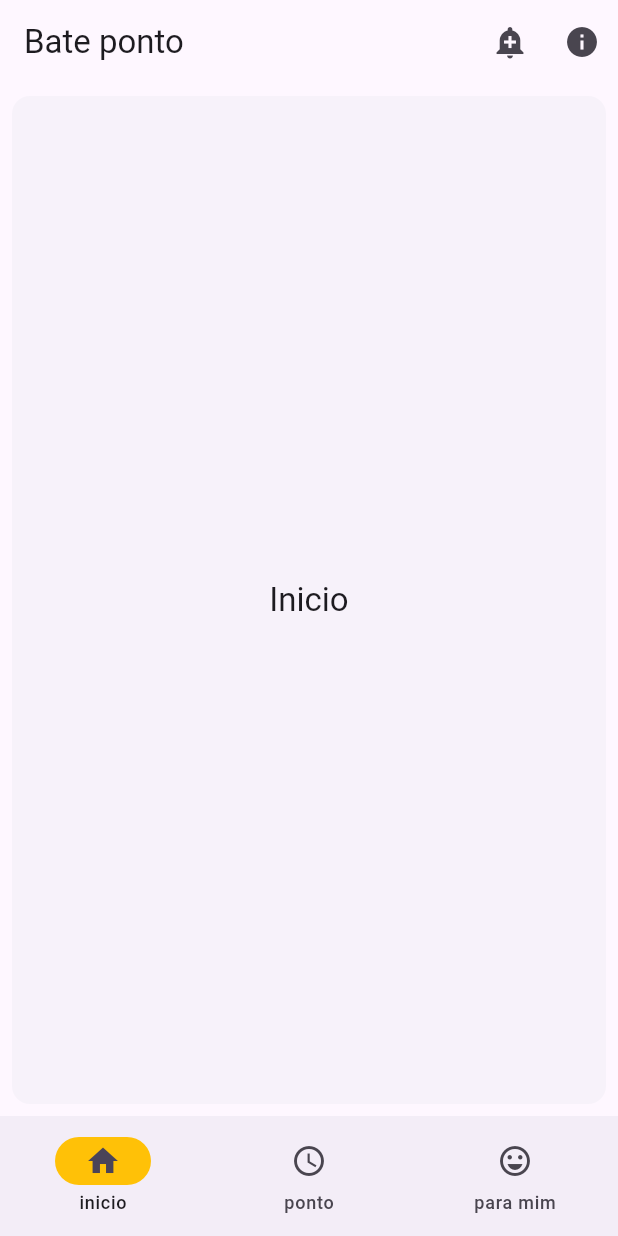
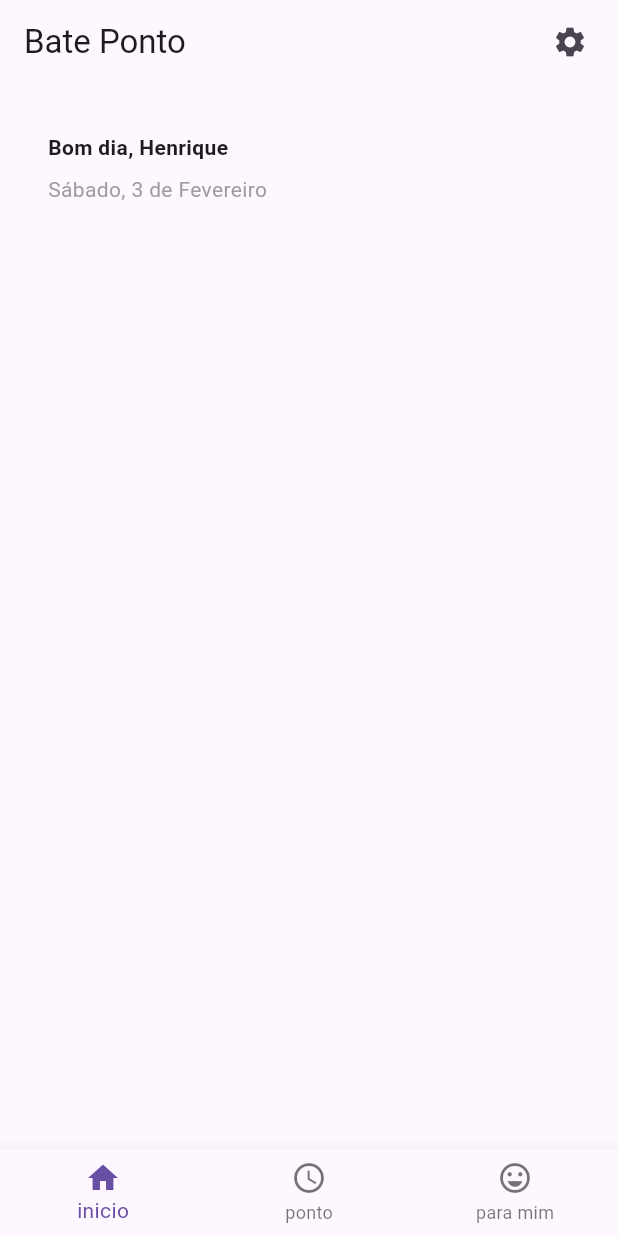
Before and after one commit to henriquenicolli/app_bate_ponto, a Flutter app: the screen it shows after launch, on a phone screen of 412 x 824 dp. Run offline on Flutter 3.47's test engine with Material 3 defaults, Android fonts, the phone set to English and light mode, and no system bars.

Commit message:
adicionado welcome widget

```diff
--- a/lib/main.dart
+++ b/lib/main.dart
@@ -1,5 +1,5 @@
 import 'package:flutter/material.dart';
-import 'package:flutter_app_bate_ponto/widgets/app_bar.dart';
+import 'package:flutter_app_bate_ponto/widgets/navigation_bar_widget.dart';
 
 void main() {
   runApp(const AppBarApp());
@@ -11,7 +11,7 @@ class AppBarApp extends StatelessWidget {
   @override
   Widget build(BuildContext context) {
     return const MaterialApp(
-      home: CustomAppBar(),
+      home: CustomNavigationBar(),
     );
   }
 }
--- /dev/null
+++ b/lib/pages/inicio_page.dart
@@ -0,0 +1,17 @@
+import 'package:flutter/material.dart';
+import 'package:flutter_app_bate_ponto/widgets/welcome_widget.dart';
+
+class InicioPage extends StatelessWidget {
+  const InicioPage({super.key});
+
+  @override
+  Widget build(BuildContext context) {
+    return const Material(
+      child: Column(
+        children: [
+          WelcomeWidget(),
+        ],
+      ),
+    );
+  }
+}
--- /dev/null
+++ b/lib/pages/para_mim_page.dart
@@ -0,0 +1,20 @@
+import 'package:flutter/material.dart';
+
+class ParaMimPage extends StatelessWidget {
+  const ParaMimPage({super.key});
+
+  @override
+  Widget build(BuildContext context) {
+    return const Material(
+      child: Column(
+        children: [
+          Expanded(
+            child: Center(
+              child: Text('Para Mim!'),
+            ),
+          ),
+        ],
+      ),
+    );
+  }
+}
--- /dev/null
+++ b/lib/pages/ponto_page.dart
@@ -0,0 +1,20 @@
+import 'package:flutter/material.dart';
+
+class PontoPage extends StatelessWidget {
+  const PontoPage({super.key});
+
+  @override
+  Widget build(BuildContext context) {
+    return const Material(
+      child: Column(
+        children: [
+          Expanded(
+            child: Center(
+              child: Text('Ponto!'),
+            ),
+          ),
+        ],
+      ),
+    );
+  }
+}
--- a/lib/widgets/app_bar.dart
+++ /dev/null
@@ -1,58 +0,0 @@
-import 'package:flutter/material.dart';
-import 'package:flutter_app_bate_ponto/widgets/navigation_bar.dart';
-
-class CustomAppBar extends StatelessWidget {
-  const CustomAppBar({super.key});
-
-  @override
-  Widget build(BuildContext context) {
-    return const MaterialApp(
-      home: AppBarExample(),
-    );
-  }
-}
-
-class AppBarExample extends StatelessWidget {
-  const AppBarExample({super.key});
-
-  @override
-  Widget build(BuildContext context) {
-    return Scaffold(
-      appBar: AppBar(
-        title: const Text('Bate ponto'),
-        actions: <Widget>[
-          IconButton(
-            icon: const Icon(Icons.add_alert),
-            tooltip: 'Show Snackbar',
-            onPressed: () {
-              ScaffoldMessenger.of(context).showSnackBar(
-                  const SnackBar(content: Text('This is a snackbar')));
-            },
-          ),
-          IconButton(
-            icon: const Icon(Icons.info),
-            tooltip: 'Go to the next page',
-            onPressed: () {
-              Navigator.push(context, MaterialPageRoute<void>(
-                builder: (BuildContext context) {
-                  return Scaffold(
-                    appBar: AppBar(
-                      title: const Text('Next page'),
-                    ),
-                    body: const Center(
-                      child: Text(
-                        'This is the next page',
-                        style: TextStyle(fontSize: 24),
-                      ),
-                    ),
-                  );
-                },
-              ));
-            },
-          ),
-        ],
-      ),
-      body: const Center(child: CustomNavigationBar()),
-    );
-  }
-}
--- a/lib/widgets/navigation_bar.dart
+++ /dev/null
@@ -1,87 +0,0 @@
-import 'package:flutter/material.dart';
-
-class CustomNavigationBar extends StatefulWidget {
-  const CustomNavigationBar({super.key});
-
-  @override
-  State<CustomNavigationBar> createState() => _CustomNavigationBarState();
-}
-
-class _CustomNavigationBarState extends State<CustomNavigationBar> {
-  int currentPageIndex = 0;
-
-  @override
-  Widget build(BuildContext context) {
-    final ThemeData theme = Theme.of(context);
-    return Scaffold(
-      bottomNavigationBar: NavigationBar(
-        onDestinationSelected: (int index) {
-          setState(() {
-            currentPageIndex = index;
-          });
-        },
-        indicatorColor: Colors.amber,
-        selectedIndex: currentPageIndex,
-        destinations: const <Widget>[
-          NavigationDestination(
-            selectedIcon: Icon(Icons.home),
-            icon: Icon(Icons.home_outlined),
-            label: 'inicio',
-          ),
-          NavigationDestination(
-            //icon: Badge(child: Icon(Icons.access_time)), //notificacao de icone
-            icon: Icon(Icons.access_time),
-            label: 'ponto',
-          ),
-          NavigationDestination(
-            icon: Icon(Icons.emoji_emotions_outlined),
-            label: 'para mim',
-          ),
-        ],
-      ),
-      body: <Widget>[
-        /// Home page
-        Card(
-          shadowColor: Colors.transparent,
-          margin: const EdgeInsets.all(8.0),
-          child: SizedBox.expand(
-            child: Center(
-              child: Text(
-                'Inicio',
-                style: theme.textTheme.titleLarge,
-              ),
-            ),
-          ),
-        ),
-
-        /// ponto page
-        Card(
-          shadowColor: Colors.transparent,
-          margin: const EdgeInsets.all(8.0),
-          child: SizedBox.expand(
-            child: Center(
-              child: Text(
-                'Ponto',
-                style: theme.textTheme.titleLarge,
-              ),
-            ),
-          ),
-        ),
-
-        /// para mim page
-        Card(
-          shadowColor: Colors.transparent,
-          margin: const EdgeInsets.all(8.0),
-          child: SizedBox.expand(
-            child: Center(
-              child: Text(
-                'Para mim',
-                style: theme.textTheme.titleLarge,
-              ),
-            ),
-          ),
-        ),
-      ][currentPageIndex],
-    );
-  }
-}
--- /dev/null
+++ b/lib/widgets/navigation_bar_widget.dart
@@ -0,0 +1,61 @@
+import 'package:flutter/material.dart';
+import 'package:flutter_app_bate_ponto/pages/inicio_page.dart';
+import 'package:flutter_app_bate_ponto/pages/para_mim_page.dart';
+import 'package:flutter_app_bate_ponto/pages/ponto_page.dart';
+import 'package:flutter_app_bate_ponto/widgets/third_party/adaptive_scaffold.dart';
+
+class CustomNavigationBar extends StatefulWidget {
+  const CustomNavigationBar({super.key});
+
+  @override
+  State<CustomNavigationBar> createState() => _AdaptativeNavigationBarState();
+}
+
+/*
+* ADAPTATIVE NAVIGATION BAR
+*/
+class _AdaptativeNavigationBarState extends State<CustomNavigationBar> {
+  int currentPageIndex = 0;
+
+  static Widget _pageAtIndex(int index) {
+    if (index == 0) {
+      return const InicioPage();
+    }
+
+    if (index == 1) {
+      return const PontoPage();
+    }
+
+    return const ParaMimPage();
+  }
+
+  _handleAlert() {}
+
+  @override
+  Widget build(BuildContext context) {
+    return AdaptiveScaffold(
+        title: const Text('Bate Ponto'),
+        actions: [
+          Padding(
+            padding: const EdgeInsets.all(8.0),
+            child: IconButton(
+              icon: const Icon(Icons.settings),
+              onPressed: () => _handleAlert(),
+            ),
+          )
+        ],
+        currentIndex: currentPageIndex,
+        destinations: const [
+          AdaptiveScaffoldDestination(title: 'inicio', icon: Icons.home),
+          AdaptiveScaffoldDestination(title: 'ponto', icon: Icons.access_time),
+          AdaptiveScaffoldDestination(
+              title: 'para mim', icon: Icons.emoji_emotions_outlined),
+        ],
+        body: _pageAtIndex(currentPageIndex),
+        onNavigationIndexChange: (newIndex) {
+          setState(() {
+            currentPageIndex = newIndex;
+          });
+        });
+  }
+}
--- /dev/null
+++ b/lib/widgets/third_party/adaptive_scaffold.dart
@@ -0,0 +1,157 @@
+import 'package:flutter/material.dart';
+
+bool _isLargeScreen(BuildContext context) {
+  return MediaQuery.of(context).size.width > 960.0;
+}
+
+bool _isMediumScreen(BuildContext context) {
+  return MediaQuery.of(context).size.width > 640.0;
+}
+
+/// See bottomNavigationBarItem or NavigationRailDestination
+class AdaptiveScaffoldDestination {
+  final String title;
+  final IconData icon;
+
+  const AdaptiveScaffoldDestination({
+    required this.title,
+    required this.icon,
+  });
+}
+
+/// A widget that adapts to the current display size, displaying a [Drawer],
+/// [NavigationRail], or [BottomNavigationBar]. Navigation destinations are
+/// defined in the [destinations] parameter.
+class AdaptiveScaffold extends StatefulWidget {
+  final Widget? title;
+  final List<Widget> actions;
+  final Widget? body;
+  final int currentIndex;
+  final List<AdaptiveScaffoldDestination> destinations;
+  final ValueChanged<int>? onNavigationIndexChange;
+  final FloatingActionButton? floatingActionButton;
+
+  const AdaptiveScaffold({
+    this.title,
+    this.body,
+    this.actions = const [],
+    required this.currentIndex,
+    required this.destinations,
+    this.onNavigationIndexChange,
+    this.floatingActionButton,
+    super.key,
+  });
+
+  @override
+  State<AdaptiveScaffold> createState() => _AdaptiveScaffoldState();
+}
+
+class _AdaptiveScaffoldState extends State<AdaptiveScaffold> {
+  @override
+  Widget build(BuildContext context) {
+    // Show a Drawer
+    if (_isLargeScreen(context)) {
+      return Row(
+        children: [
+          Drawer(
+            child: Column(
+              children: [
+                DrawerHeader(
+                  child: Center(
+                    child: widget.title,
+                  ),
+                ),
+                for (var d in widget.destinations)
+                  ListTile(
+                    leading: Icon(d.icon),
+                    title: Text(d.title),
+                    selected:
+                        widget.destinations.indexOf(d) == widget.currentIndex,
+                    onTap: () => _destinationTapped(d),
+                  ),
+              ],
+            ),
+          ),
+          VerticalDivider(
+            width: 1,
+            thickness: 1,
+            color: Colors.grey[300],
+          ),
+          Expanded(
+            child: Scaffold(
+              appBar: AppBar(
+                actions: widget.actions,
+              ),
+              body: widget.body,
+              floatingActionButton: widget.floatingActionButton,
+            ),
+          ),
+        ],
+      );
+    }
+
+    // Show a navigation rail
+    if (_isMediumScreen(context)) {
+      return Scaffold(
+        appBar: AppBar(
+          title: widget.title,
+          actions: widget.actions,
+        ),
+        body: Row(
+          children: [
+            NavigationRail(
+              leading: widget.floatingActionButton,
+              destinations: [
+                ...widget.destinations.map(
+                  (d) => NavigationRailDestination(
+                    icon: Icon(d.icon),
+                    label: Text(d.title),
+                  ),
+                ),
+              ],
+              selectedIndex: widget.currentIndex,
+              onDestinationSelected: widget.onNavigationIndexChange ?? (_) {},
+            ),
+            VerticalDivider(
+              width: 1,
+              thickness: 1,
+              color: Colors.grey[300],
+            ),
+            Expanded(
+              child: widget.body!,
+            ),
+          ],
+        ),
+      );
+    }
+
+    // Show a bottom app bar
+    return Scaffold(
+      body: widget.body,
+      appBar: AppBar(
+        title: widget.title,
+        actions: widget.actions,
+      ),
+      bottomNavigationBar: BottomNavigationBar(
+        items: [
+          ...widget.destinations.map(
+            (d) => BottomNavigationBarItem(
+              icon: Icon(d.icon),
+              label: d.title,
+            ),
+          ),
+        ],
+        currentIndex: widget.currentIndex,
+        onTap: widget.onNavigationIndexChange,
+      ),
+      floatingActionButton: widget.floatingActionButton,
+    );
+  }
+
+  void _destinationTapped(AdaptiveScaffoldDestination destination) {
+    var idx = widget.destinations.indexOf(destination);
+    if (idx != widget.currentIndex) {
+      widget.onNavigationIndexChange!(idx);
+    }
+  }
+}
--- /dev/null
+++ b/lib/widgets/welcome_widget.dart
@@ -0,0 +1,102 @@
+import 'package:flutter/material.dart';
+
+class WelcomeWidget extends StatefulWidget {
+  const WelcomeWidget({super.key});
+
+  @override
+  State<WelcomeWidget> createState() => _WelcomeWidgetState();
+}
+
+class _WelcomeWidgetState extends State<WelcomeWidget> {
+  String _getDayOfWeek(int weekday) {
+    switch (weekday) {
+      case 1:
+        return 'Domingo';
+      case 2:
+        return 'Segunda-feira';
+      case 3:
+        return 'Terça-feira';
+      case 4:
+        return 'Quarta-feira';
+      case 5:
+        return 'Quinta-feira';
+      case 6:
+        return 'Sexta-feira';
+      case 7:
+        return 'Sábado';
+      default:
+        return '';
+    }
+  }
+
+  String _getMonthName(int month) {
+    switch (month) {
+      case 1:
+        return 'Janeiro';
+      case 2:
+        return 'Fevereiro';
+      case 3:
+        return 'Março';
+      case 4:
+        return 'Abril';
+      case 5:
+        return 'Maio';
+      case 6:
+        return 'Junho';
+      case 7:
+        return 'Julho';
+      case 8:
+        return 'Agosto';
+      case 9:
+        return 'Setembro';
+      case 10:
+        return 'Outubro';
+      case 11:
+        return 'Novembro';
+      case 12:
+        return 'Dezembro';
+      default:
+        return '';
+    }
+  }
+
+  @override
+  Widget build(BuildContext context) {
+    DateTime now = DateTime.now();
+    String day = now.day.toString();
+    String dayOfWeekName = _getDayOfWeek(now.weekday + 1);
+    String monthName = _getMonthName(now.month);
+
+    return Padding(
+      padding: const EdgeInsets.all(32),
+      child: Row(
+        children: [
+          Expanded(
+            child: Column(
+              crossAxisAlignment: CrossAxisAlignment.start,
+              children: [
+                const Padding(
+                  padding: EdgeInsets.only(bottom: 8),
+                  child: Text(
+                    'Bom dia, Henrique',
+                    style: TextStyle(
+                      fontWeight: FontWeight.bold,
+                    ),
+                  ),
+                ),
+                Text(
+                  '$dayOfWeekName, $day de $monthName',
+                  style: TextStyle(
+                    color: Colors.grey[500],
+                  ),
+                ),
+              ],
+            ),
+          ),
+          /*3*/
+          //const FavoriteWidget(),
+        ],
+      ),
+    );
+  }
+}
```
